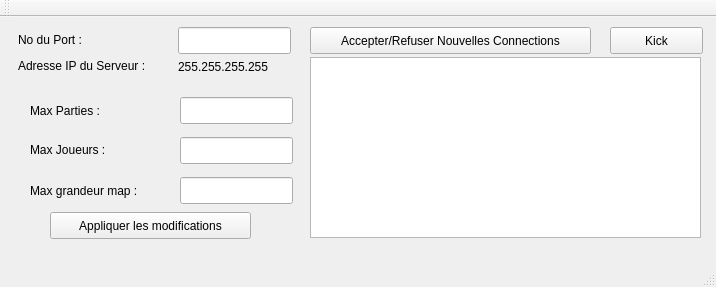
Before: the Qt Designer form mainwindow.ui in massicotteg/PixelATRServeur, drawn with Qt 5.
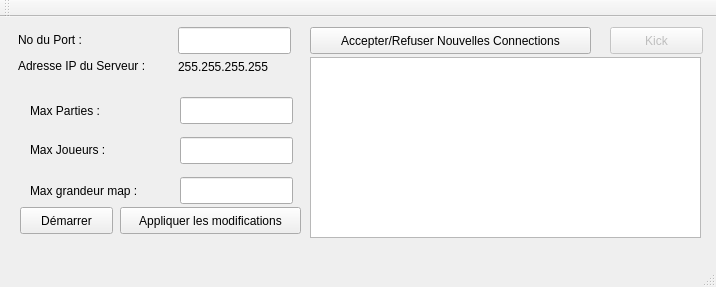
After: the same form once the commit is applied.

Commit message:
MainWindow : Empêche l'ajout de deux parties ayant le même nom, Ajout de la liste des parties, Implémentation des boutons démarrer, accepter/refuser nouvelles connection et Kick, Ajout des connect dans le Game Join
thJeu :
modification du nombre de joueurs min pour débuter une partie, Ajout
EndGame et Run

thJoueurs :
Ajout PlayersUpdate

+Quelques corrections de bug

```diff
--- a/mainwindow.ui
+++ b/mainwindow.ui
@@ -146,6 +146,9 @@
     </property>
    </widget>
    <widget class="QPushButton" name="btnKick">
+    <property name="enabled">
+     <bool>false</bool>
+    </property>
     <property name="geometry">
      <rect>
       <x>610</x>
@@ -161,9 +164,9 @@
    <widget class="QPushButton" name="btnAppliquer">
     <property name="geometry">
      <rect>
-      <x>50</x>
-      <y>195</y>
-      <width>201</width>
+      <x>120</x>
+      <y>190</y>
+      <width>181</width>
       <height>27</height>
      </rect>
     </property>
@@ -181,6 +184,19 @@
      </rect>
     </property>
    </widget>
+   <widget class="QPushButton" name="btnDemarrer">
+    <property name="geometry">
+     <rect>
+      <x>20</x>
+      <y>190</y>
+      <width>93</width>
+      <height>27</height>
+     </rect>
+    </property>
+    <property name="text">
+     <string>Démarrer</string>
+    </property>
+   </widget>
   </widget>
   <widget class="QMenuBar" name="menuBar">
    <property name="geometry">
```
The commit also changes 6 other files.
